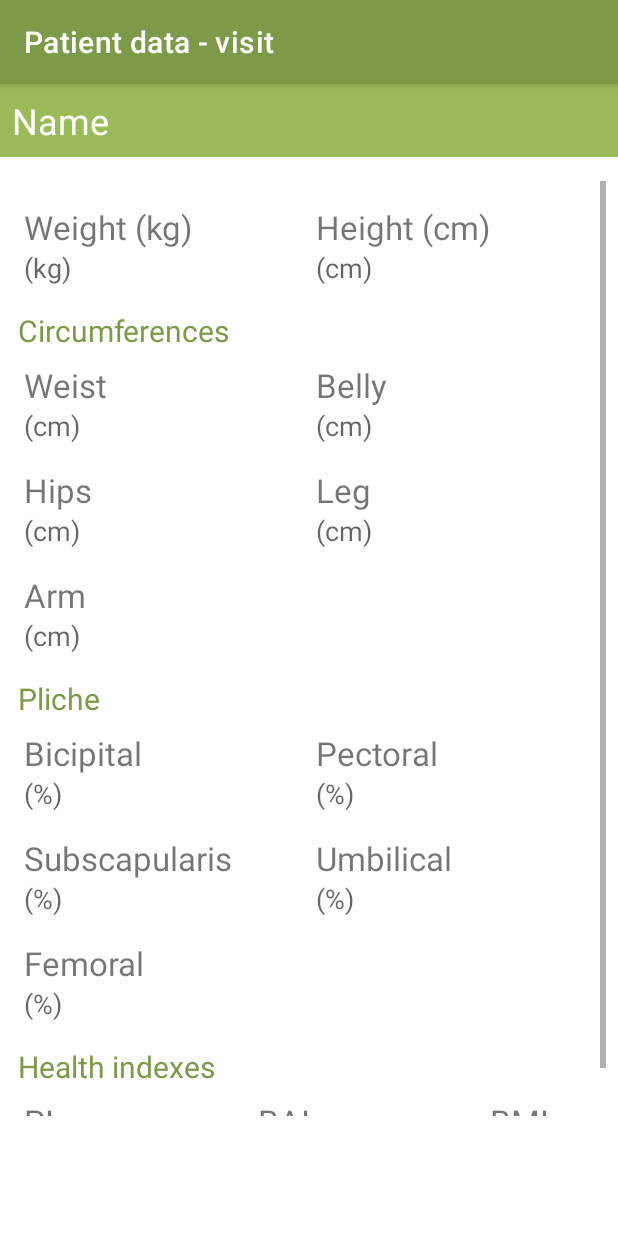
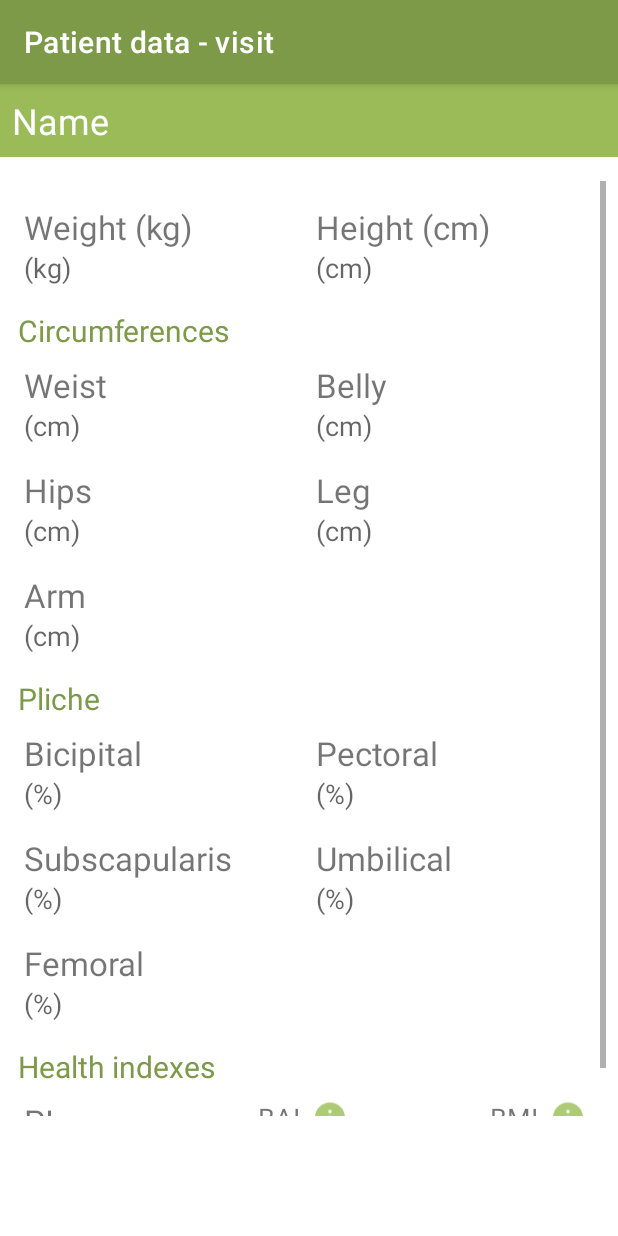
Before and after one commit to ga2/NutriPlan, an Android app: the ActivityVisitShow screen opened directly, with no data from a screen before it, on a phone screen of 412 x 824 dp. Run offline under Robolectric (Android 15) with nearby library versions, the light colour scheme and no system bars.

Commit message:
- Implemented MBI and BAI tables

```diff
--- a/app/src/main/java/com/cafape/nutriplan/MainActivity.java
+++ b/app/src/main/java/com/cafape/nutriplan/MainActivity.java
@@ -29,6 +29,7 @@ public class MainActivity extends AppCompatActivity
     private BiometricPrompt biometricPrompt;
     private BiometricPrompt.PromptInfo promptInfo;
 
+    //todo file tab 1
     //todo plot 2
     //todo consigli in base alle patologie —> cambiare inserimento patologie con checkbox secondo file che ti ho inviato 3
     //todo databasebackup 4
--- /dev/null
+++ b/app/src/main/res/drawable/ic_baseline_info_24.xml
@@ -0,0 +1,5 @@
+<vector android:height="24dp" android:tint="#ADCB75"
+    android:viewportHeight="24" android:viewportWidth="24"
+    android:width="24dp" xmlns:android="http://schemas.android.com/apk/res/android">
+    <path android:fillColor="@android:color/white" android:pathData="M12,2C6.48,2 2,6.48 2,12s4.48,10 10,10 10,-4.48 10,-10S17.52,2 12,2zM13,17h-2v-6h2v6zM13,9h-2L11,7h2v2z"/>
+</vector>
--- a/app/src/main/res/layout/activity_visit_show.xml
+++ b/app/src/main/res/layout/activity_visit_show.xml
@@ -609,12 +609,28 @@
                     android:layout_weight="1"
                     android:orientation="vertical">
 
+                    <LinearLayout
+                        android:id="@+id/activityvisitshow_linearLayout_bai"
+                        android:layout_width="wrap_content"
+                        android:layout_height="wrap_content"
+                        android:orientation="horizontal">
+
                         <TextView
                             android:id="@+id/activityvisitshow_textView_bai_label"
-                        style="@style/style_form_label"
-                        android:layout_width="match_parent"
+                            style="@style/style_textView_form_options"
+                            android:layout_width="wrap_content"
                             android:layout_height="wrap_content"
                             android:text="@string/bai_short" />
+
+                        <ImageView
+                            android:id="@+id/activityvisitshow_textView_bai_info"
+                            android:layout_width="wrap_content"
+                            android:layout_height="match_parent"
+                            android:layout_marginStart="@dimen/dim_margin_normal"
+                            android:layout_weight="1.5"
+                            app:srcCompat="@drawable/ic_baseline_info_24" />
+                    </LinearLayout>
+
 
                     <TextView
                         android:id="@+id/activityvisitshow_textView_bai"
@@ -636,12 +652,27 @@
                     android:layout_weight="1"
                     android:orientation="vertical">
 
+                    <LinearLayout
+                        android:id="@+id/activityvisitshow_linearLayout_bmi"
+                        android:layout_width="wrap_content"
+                        android:layout_height="wrap_content"
+                        android:orientation="horizontal">
+
                         <TextView
                             android:id="@+id/activityvisitshow_textView_bmi_label"
-                        style="@style/style_form_label"
-                        android:layout_width="match_parent"
+                            style="@style/style_textView_form_options"
+                            android:layout_width="wrap_content"
                             android:layout_height="wrap_content"
                             android:text="@string/bmi_short" />
+
+                        <ImageView
+                            android:id="@+id/activityvisitshow_textView_bmi_info"
+                            android:layout_width="wrap_content"
+                            android:layout_height="match_parent"
+                            android:layout_marginStart="@dimen/dim_margin_normal"
+                            android:layout_weight="1.5"
+                            app:srcCompat="@drawable/ic_baseline_info_24" />
+                    </LinearLayout>
 
                     <TextView
                         android:id="@+id/activityvisitshow_textView_bmi"
--- a/app/src/main/res/values/strings.xml
+++ b/app/src/main/res/values/strings.xml
@@ -1,7 +1,7 @@
 <resources>
     <string name="app_name">NutriPlan</string>
     <string name="app_name_subtitle">The Android app for nutritionists</string>
-    <string name="build_number">20201227</string>
+    <string name="build_number">20201228</string>
 
     <string name="biometric_title">Biometric login</string>
     <string name="biometric_subtitle">Log in using your biometric credential</string>
```
Also changed, not shown: app/src/main/java/com/cafape/nutriplan/ActivityVisitShow.java (+25 -0 lines), app/src/main/java/com/cafape/nutriplan/fragments/Fragment_AddPatient_Antropometry.java (+26 -0 lines), app/src/main/res/layout/form_patient_3.xml (+32 -2 lines), app/src/main/res/layout/table_bai.xml (added, +13 -0 lines), app/src/main/res/layout/table_bmi.xml (added, +13 -0 lines), app/src/main/res/drawable-v24/table_bai.png (added), app/src/main/res/drawable-v24/table_bmi.png (added). Lines whose indentation alone changed are shown as unchanged.
